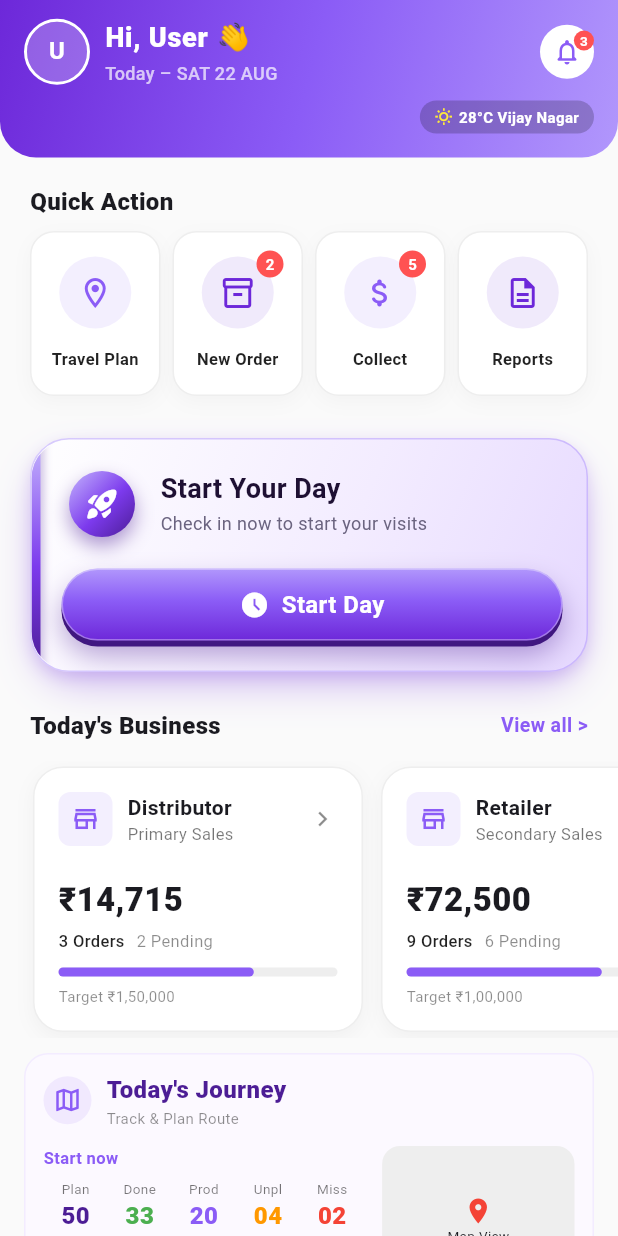
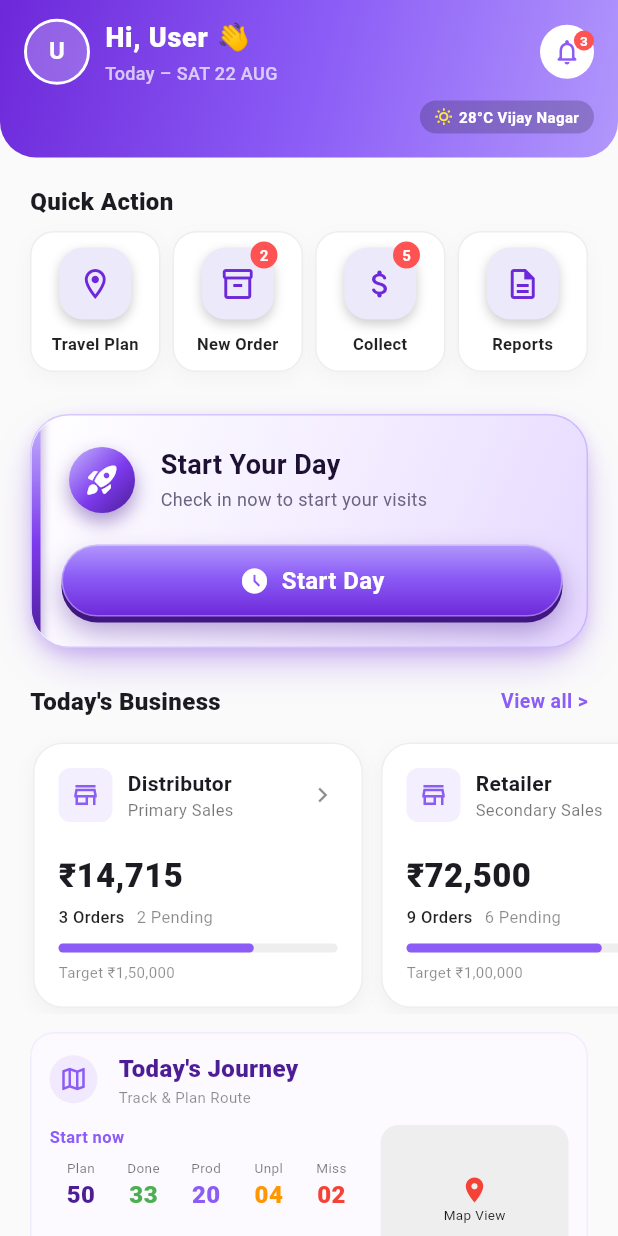
Before and after one commit to vips00007/FlutterSFACompleteCode, a Flutter app: the HomeScreen screen opened by its route, on a phone screen of 412 x 824 dp. Run offline on Flutter 3.47's test engine with Material 3 defaults, Android fonts, the phone set to English and light mode, and no system bars; our stand-ins replace camera, dio, geolocator, get, permission_handler, shared_preferences and 1 more; accounts and stored records are empty; network calls fail.

Commit message:
change dash board designed completed with cosmatic changes

```diff
--- a/lib/presentation/home/tabs/home_tab_content.dart
+++ b/lib/presentation/home/tabs/home_tab_content.dart
@@ -114,7 +114,7 @@ class _HomeTabContentState extends State<HomeTabContent>
     return Expanded(
       child: Container(
         margin: const EdgeInsets.symmetric(horizontal: 4),
-        padding: const EdgeInsets.symmetric(vertical: 16),
+        padding: const EdgeInsets.symmetric(vertical: 10, horizontal: 4),
         decoration: BoxDecoration(
           color: Colors.white,
           borderRadius: BorderRadius.circular(16),
@@ -136,12 +136,19 @@ class _HomeTabContentState extends State<HomeTabContent>
                 Container(
                   padding: const EdgeInsets.all(12),
                   decoration: BoxDecoration(
-                    color: color.withValues(alpha: 0.1),
-                    shape: BoxShape.circle,
-                  ),
-                  child: Icon(icon, color: color, size: 24),
-                ),
-                const SizedBox(height: 12),
+                    color: Color(0xFDECE9FA),
+                    borderRadius: BorderRadius.circular(16),
+                    boxShadow: [
+                      BoxShadow(
+                        color: Colors.black.withValues(alpha: 0.2),
+                        blurRadius: 6,
+                        offset: const Offset(0, 3),
+                      ),
+                    ],
+                  ),
+                  child: Icon(icon, color: Color(0xFF6D28D9), size: 24),
+                ),
+                const SizedBox(height: 8),
                 Text(
                   title,
                   style: const TextStyle(
@@ -632,7 +639,7 @@ class _HomeTabContentState extends State<HomeTabContent>
 
   Widget _buildTodaysJourney(HomeViewModel viewModel) {
     return Container(
-      margin: const EdgeInsets.symmetric(horizontal: 16, vertical: 10),
+      margin: const EdgeInsets.symmetric(horizontal: 20, vertical: 12),
       padding: const EdgeInsets.all(12),
       decoration: BoxDecoration(
         color: const Color(0xFFFCF9FF),
@@ -655,7 +662,7 @@ class _HomeTabContentState extends State<HomeTabContent>
                   size: 20,
                 ),
               ),
-              const SizedBox(width: 10),
+              const SizedBox(width: 14),
               Column(
                 crossAxisAlignment: CrossAxisAlignment.start,
                 children: const [
@@ -879,9 +886,17 @@ class _HomeTabContentState extends State<HomeTabContent>
               Expanded(
                 child: Row(
                   children: [
-                    const Icon(
-                      Icons.track_changes_outlined,
-                      color: Color(0xFF6D28D9),
+                    Container(
+                      padding: const EdgeInsets.all(6),
+                      decoration: BoxDecoration(
+                        color: const Color(0xFF6D28D9).withValues(alpha: 0.1),
+                        shape: BoxShape.circle,
+                      ),
+                      child: const Icon(
+                        Icons.track_changes_outlined,
+                        color: Color(0xFF6D28D9),
+                        size: 20,
+                      ),
                     ),
                     const SizedBox(width: 8),
                     Expanded(
@@ -1378,7 +1393,7 @@ class _HomeTabContentState extends State<HomeTabContent>
       padding: const EdgeInsets.all(20),
       decoration: BoxDecoration(
         color: Colors.white,
-        borderRadius: BorderRadius.circular(20),
+        borderRadius: BorderRadius.circular(24),
         border: Border.all(color: Colors.grey.shade200),
         boxShadow: [
           BoxShadow(
@@ -1391,52 +1406,62 @@ class _HomeTabContentState extends State<HomeTabContent>
       child: Column(
         crossAxisAlignment: CrossAxisAlignment.start,
         children: [
-          Wrap(
-            alignment: WrapAlignment.spaceBetween,
-            crossAxisAlignment: WrapCrossAlignment.center,
-            spacing: 8,
-            runSpacing: 12,
+          Row(
+            mainAxisAlignment: MainAxisAlignment.spaceBetween,
+            crossAxisAlignment: CrossAxisAlignment.center,
             children: [
-              const Text(
-                'MY PERFORMANCE',
-                style: TextStyle(fontSize: 14, fontWeight: FontWeight.w900),
-              ),
+              const Expanded(
+                child: Text(
+                  'MY PERFORMANCE',
+                  style: TextStyle(fontSize: 13, fontWeight: FontWeight.w900),
+                  maxLines: 1,
+                  overflow: TextOverflow.ellipsis,
+                ),
+              ),
+              const SizedBox(width: 4),
               Row(
                 mainAxisSize: MainAxisSize.min,
                 children: [
-                  const Icon(
-                    Icons.emoji_events,
-                    color: Color(0xFF8B5CF6),
-                    size: 18,
-                  ),
-                  const SizedBox(width: 4),
+                  Container(
+                    padding: const EdgeInsets.all(6),
+                    decoration: BoxDecoration(
+                      color: const Color(0xFFF9F5FF),
+                      borderRadius: BorderRadius.circular(8),
+                    ),
+                    child: const Icon(
+                      Icons.emoji_events,
+                      color: Color(0xFF8B5CF6),
+                      size: 16,
+                    ),
+                  ),
+                  const SizedBox(width: 6),
                   Column(
                     crossAxisAlignment: CrossAxisAlignment.start,
                     children: const [
                       Text(
                         'Rank',
-                        style: TextStyle(fontSize: 8, color: Colors.black54),
+                        style: TextStyle(fontSize: 9, color: Colors.black54),
                       ),
                       Text(
                         '#3',
                         style: TextStyle(
-                          fontSize: 12,
+                          fontSize: 13,
                           fontWeight: FontWeight.bold,
                         ),
                       ),
                     ],
                   ),
-                  const SizedBox(width: 12),
+                  const SizedBox(width: 10),
                   Container(
-                    padding: const EdgeInsets.all(4),
+                    padding: const EdgeInsets.all(6),
                     decoration: BoxDecoration(
-                      color: const Color(0xFF8B5CF6).withValues(alpha: 0.1),
-                      borderRadius: BorderRadius.circular(6),
+                      color: const Color(0xFFF9F5FF),
+                      borderRadius: BorderRadius.circular(8),
                     ),
                     child: const Icon(
                       Icons.bar_chart,
                       color: Color(0xFF8B5CF6),
-                      size: 14,
+                      size: 16,
                     ),
                   ),
                   const SizedBox(width: 6),
@@ -1446,14 +1471,14 @@ class _HomeTabContentState extends State<HomeTabContent>
                       Text(
                         '6%',
                         style: TextStyle(
-                          fontSize: 12,
+                          fontSize: 14,
                           fontWeight: FontWeight.bold,
-                          color: Colors.green,
+                          color: Color(0xFF16A34A),
                         ),
                       ),
                       Text(
-                        'Growth vs Last Month',
-                        style: TextStyle(fontSize: 7, color: Colors.black54),
+                        'Growth vs Last\nMonth',
+                        style: TextStyle(fontSize: 8, color: Colors.black54, height: 1.15),
                       ),
                     ],
                   ),
@@ -1461,55 +1486,63 @@ class _HomeTabContentState extends State<HomeTabContent>
               ),
             ],
           ),
-          const SizedBox(height: 24),
+          const SizedBox(height: 32),
           Row(
             children: [
               Stack(
                 alignment: Alignment.center,
                 children: [
                   SizedBox(
-                    width: 80,
-                    height: 80,
+                    width: 110,
+                    height: 110,
                     child: CircularProgressIndicator(
                       value: 0.86,
-                      strokeWidth: 8,
+                      strokeWidth: 10,
+                      strokeCap: StrokeCap.round,
                       backgroundColor: Colors.grey.shade100,
                       valueColor: const AlwaysStoppedAnimation<Color>(
-                        Color(0xFF6D28D9),
+                        Color(0xFF8B5CF6),
                       ),
                     ),
                   ),
                   Column(
                     mainAxisSize: MainAxisSize.min,
-                    children: const [
-                      Text(
+                    children: [
+                      const Text(
                         '86',
                         style: TextStyle(
-                          fontSize: 24,
+                          fontSize: 32,
                           fontWeight: FontWeight.w900,
+                          color: Color(0xFF1E1033),
                         ),
                       ),
-                      Text(
+                      Container(
+                        width: 40,
+                        height: 1,
+                        color: Colors.grey.shade300,
+                        margin: const EdgeInsets.symmetric(vertical: 4),
+                      ),
+                      const Text(
                         '/100',
-                        style: TextStyle(fontSize: 10, color: Colors.black54),
+                        style: TextStyle(fontSize: 12, color: Colors.black45),
                       ),
                     ],
                   ),
                 ],
               ),
-              const SizedBox(width: 24),
+              const SizedBox(width: 32),
               Expanded(
                 child: Column(
                   children: [
-                    _buildPerformanceBar('Sales', 0.92, '92%'),
-                    const SizedBox(height: 6),
-                    _buildPerformanceBar('Coverage', 0.88, '88%'),
-                    const SizedBox(height: 6),
-                    _buildPerformanceBar('Productivity', 0.81, '81%'),
-                    const SizedBox(height: 6),
-                    _buildPerformanceBar('Collection', 0.90, '90%'),
-                    const SizedBox(height: 6),
-                    _buildPerformanceBar('New Business', 0.78, '78%'),
+                    _buildPerformanceBar('Sales', 0.92, '92%', Icons.domain),
+                    const SizedBox(height: 12),
+                    _buildPerformanceBar('Coverage', 0.88, '88%', Icons.check_circle),
+                    const SizedBox(height: 12),
+                    _buildPerformanceBar('Productivity', 0.81, '81%', Icons.pie_chart),
+                    const SizedBox(height: 12),
+                    _buildPerformanceBar('Collection', 0.90, '90%', Icons.account_balance_wallet),
+                    const SizedBox(height: 12),
+                    _buildPerformanceBar('New Business', 0.78, '78%', Icons.trending_up),
                   ],
                 ),
               ),
@@ -1520,46 +1553,48 @@ class _HomeTabContentState extends State<HomeTabContent>
     );
   }
 
-  Widget _buildPerformanceBar(String label, double value, String percent) {
-    return Row(
+  Widget _buildPerformanceBar(String label, double value, String percent, IconData icon) {
+    return Column(
+      crossAxisAlignment: CrossAxisAlignment.start,
       children: [
-        Expanded(
-          flex: 4,
-          child: Row(
-            children: [
-              const Icon(
-                Icons.check_circle,
-                size: 12,
-                color: Color(0xFF8B5CF6),
-              ),
-              const SizedBox(width: 4),
-              Expanded(
-                child: Text(
+        Row(
+          mainAxisAlignment: MainAxisAlignment.spaceBetween,
+          children: [
+            Row(
+              children: [
+                Icon(
+                  icon,
+                  size: 14,
+                  color: const Color(0xFF8B5CF6),
+                ),
+                const SizedBox(width: 6),
+                Text(
                   label,
-                  style: const TextStyle(fontSize: 9, color: Colors.black87),
-                ),
-              ),
-            ],
-          ),
-        ),
-        Expanded(
-          flex: 5,
-          child: LinearProgressIndicator(
-            value: value,
-            backgroundColor: Colors.grey.shade200,
-            valueColor: const AlwaysStoppedAnimation<Color>(Color(0xFF8B5CF6)),
-            minHeight: 6,
-            borderRadius: BorderRadius.circular(3),
-          ),
-        ),
-        const SizedBox(width: 8),
-        SizedBox(
-          width: 28,
-          child: Text(
-            percent,
-            style: const TextStyle(fontSize: 10, fontWeight: FontWeight.bold),
-            textAlign: TextAlign.right,
-          ),
+                  style: const TextStyle(
+                    fontSize: 12,
+                    color: Color(0xFF475569),
+                    fontWeight: FontWeight.w500,
+                  ),
+                ),
+              ],
+            ),
+            Text(
+              percent,
+              style: const TextStyle(
+                fontSize: 12,
+                fontWeight: FontWeight.bold,
+                color: Color(0xFF1E293B),
+              ),
+            ),
+          ],
+        ),
+        const SizedBox(height: 6),
+        LinearProgressIndicator(
+          value: value,
+          backgroundColor: Colors.grey.shade100,
+          valueColor: const AlwaysStoppedAnimation<Color>(Color(0xFF8B5CF6)),
+          minHeight: 6,
+          borderRadius: BorderRadius.circular(8),
         ),
       ],
     );
```
